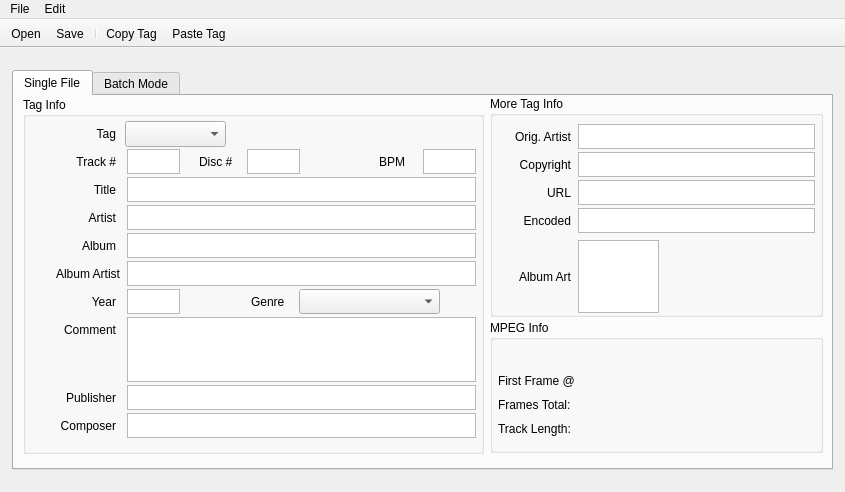
This is window.ui in Odept/mp3_tag_editor as Qt 5 draws it before an edit. The edited form follows.
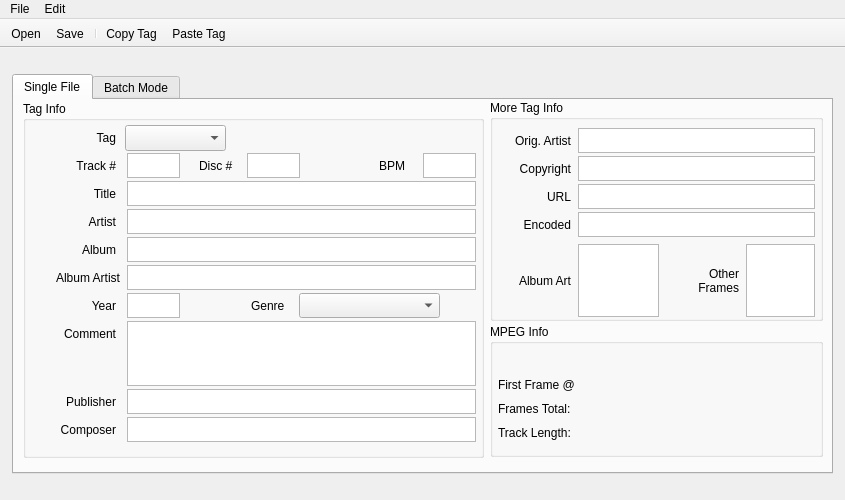
This is the edited form. Icons and pictures are not drawn. Custom widgets are drawn as their Qt base class.

Commit message: Show unsupported ID3v2 frames in GUI

The edit to the form file:
```diff
--- a/window.ui
+++ b/window.ui
@@ -7,7 +7,7 @@
     <x>0</x>
     <y>0</y>
     <width>845</width>
-    <height>492</height>
+    <height>500</height>
    </rect>
   </property>
   <property name="acceptDrops">
@@ -986,6 +986,44 @@
           </rect>
          </property>
         </widget>
+        <widget class="QListView" name="listFrames">
+         <property name="geometry">
+          <rect>
+           <x>256</x>
+           <y>144</y>
+           <width>69</width>
+           <height>73</height>
+          </rect>
+         </property>
+         <property name="toolTip">
+          <string>The unsupported frames will remain intact after saving changes</string>
+         </property>
+         <property name="editTriggers">
+          <set>QAbstractItemView::NoEditTriggers</set>
+         </property>
+         <property name="selectionMode">
+          <enum>QAbstractItemView::NoSelection</enum>
+         </property>
+        </widget>
+        <widget class="QLabel" name="labelFrames_2">
+         <property name="geometry">
+          <rect>
+           <x>188</x>
+           <y>164</y>
+           <width>61</width>
+           <height>33</height>
+          </rect>
+         </property>
+         <property name="text">
+          <string>Other Frames</string>
+         </property>
+         <property name="alignment">
+          <set>Qt::AlignRight|Qt::AlignTrailing|Qt::AlignVCenter</set>
+         </property>
+         <property name="wordWrap">
+          <bool>true</bool>
+         </property>
+        </widget>
        </widget>
       </widget>
       <widget class="QWidget" name="tabBatch">
```
Left out of the diff: 2 changed lines with no effect on the pictures. The commit also changes 3 other files.
